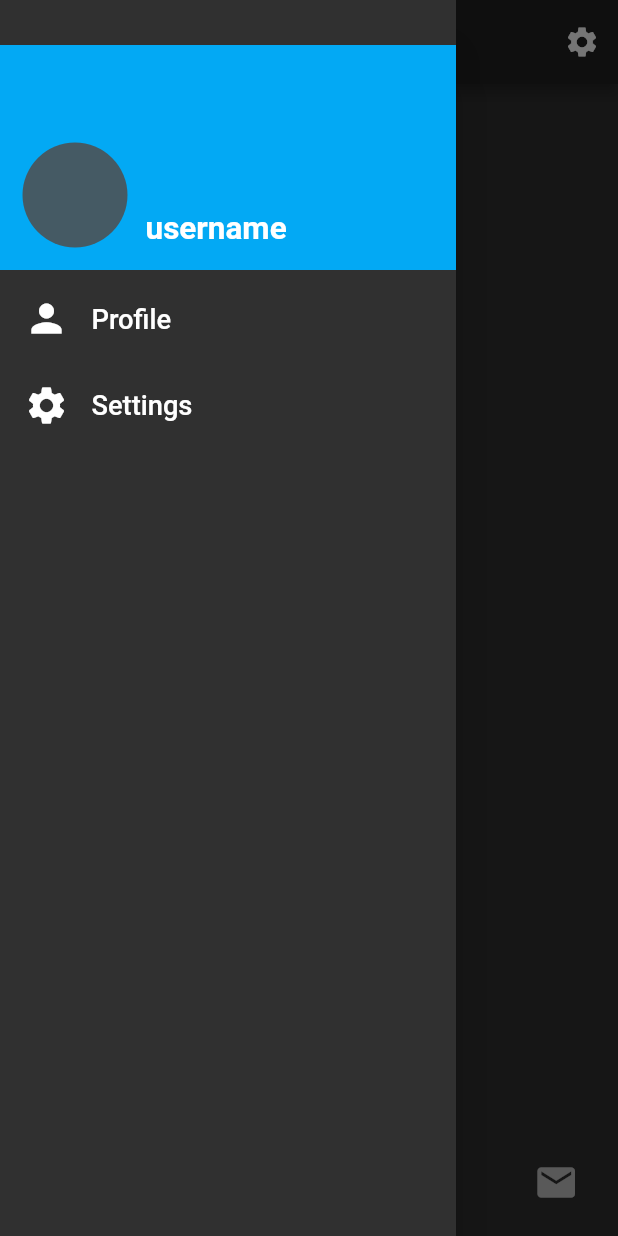
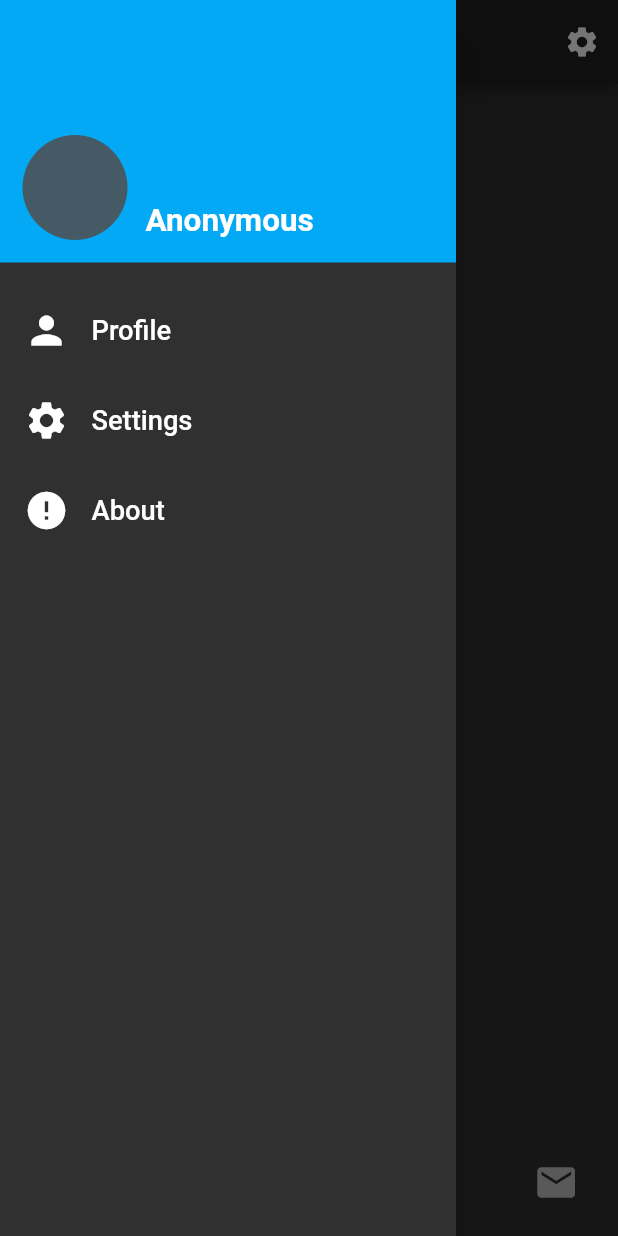
Before and after one commit to Sclatch/Pulsar-App, a Flutter app: the screen it shows after launch, with the side drawer open, on a phone screen of 412 x 824 dp. Run offline on Flutter 3.47's test engine with Material 2 defaults, Android fonts, the phone set to English and light mode, and no system bars; our stand-ins replace sqflite; accounts and stored records are empty.

Commit message:
Added Search, Add, and Notification pages

```diff
--- a/lib/main.dart
+++ b/lib/main.dart
@@ -1,12 +1,17 @@
 import 'package:flutter/material.dart';
 import 'package:provider/provider.dart';
 
-import 'package:Pulsar/model/userSettings.dart';
+import 'model/userSettings.dart';
 import 'model/userSettingsModel.dart';
 
 import 'views/updateSettings.dart';
 import 'views/main_feed.dart';
-import 'views/drawer_menu.dart';
+import 'views/search_view.dart';
+import 'views/send_pulse.dart';
+import 'views/notification_view.dart';
+
+import 'widgets/drawer_menu.dart';
+import 'widgets/bottomNavigation.dart';
 
 void main() {
   runApp(
@@ -30,6 +35,7 @@ class MyApp extends StatelessWidget {
         accentColor: Colors.lightBlue,
         toggleableActiveColor: Colors.lightBlue,
         splashColor: Colors.lightBlueAccent,
+        textSelectionHandleColor: Colors.lightBlue,
         visualDensity: VisualDensity.adaptivePlatformDensity,
       ),
       home: MainPage(title: 'Pulsar'),
@@ -58,6 +64,15 @@ class _MainPageState extends State<MainPage> {
 
   @override
   Widget build(BuildContext context) {
+
+    List<Widget> options = <Widget>[
+      MainFeedWidget(),
+      SearchView(),
+      SendPulse(),
+      NotificationPage(),
+      MainFeedWidget()
+    ];
+
     return Scaffold(
       appBar: AppBar(
         title: Center(
@@ -75,48 +90,12 @@ class _MainPageState extends State<MainPage> {
         ],
       ),
       drawer: drawerMenu(),
-      body: MainFeedWidget(),
+      body: options[_selectedIndex],
       bottomNavigationBar: BottomNavigationBar(
         showSelectedLabels: false,
         showUnselectedLabels: false,
         type: BottomNavigationBarType.fixed,
-        items: const <BottomNavigationBarItem>[
-          BottomNavigationBarItem(
-            icon: Icon(
-              Icons.home,
-              size: 30
-            ),
-            title: Text("Dashboard")
-          ),
-          BottomNavigationBarItem(
-            icon: Icon(
-              Icons.search,
-              size: 30
-            ),
-            title: Text("Search Keyword")
-          ),
-          BottomNavigationBarItem(
-            icon: Icon(
-              Icons.add_circle_outline,
-              size: 40
-            ),
-            title: Text("Send a Pulse")
-          ),
-          BottomNavigationBarItem(
-            icon: Icon(
-              Icons.notifications,
-              size: 30
-            ),
-            title: Text("Notifications")
-          ),
-          BottomNavigationBarItem(
-            icon: Icon(
-              Icons.mail,
-              size: 30
-            ),
-            title: Text("Direct Messages")
-          ),
-        ],
+        items: bottomNavigation(),
         currentIndex: _selectedIndex,
         selectedItemColor: Colors.lightBlue,
         onTap: (int index) {
--- a/lib/views/main_feed.dart
+++ b/lib/views/main_feed.dart
@@ -34,14 +34,15 @@ class _MainFeedWidgetState extends State<MainFeedWidget> {
               itemCount: userSettings.length,
               itemBuilder: (BuildContext context, int index) {
                 return ListTile(
-                  //tileColor: Colors.white,
                   title: Text('${userSettings[index].fontSize}'),
                   subtitle: Text('${userSettings[index].showImages}'),
                 );
               },
             );
           } else {
-            return Text("Plz Wait");
+            return Center(
+              child: CircularProgressIndicator(),
+            );
           }
         });
   }
--- /dev/null
+++ b/lib/widgets/bottomNavigation.dart
@@ -0,0 +1,41 @@
+import 'package:flutter/material.dart';
+
+List<BottomNavigationBarItem> bottomNavigation() {
+  return const <BottomNavigationBarItem>[
+          BottomNavigationBarItem(
+            icon: Icon(
+              Icons.home,
+              size: 30
+            ),
+            title: Text("Dashboard")
+          ),
+          BottomNavigationBarItem(
+            icon: Icon(
+              Icons.search,
+              size: 30
+            ),
+            title: Text("Search Keyword")
+          ),
+          BottomNavigationBarItem(
+            icon: Icon(
+              Icons.add_circle_outline,
+              size: 40
+            ),
+            title: Text("Send a Pulse")
+          ),
+          BottomNavigationBarItem(
+            icon: Icon(
+              Icons.notifications,
+              size: 30
+            ),
+            title: Text("Notifications")
+          ),
+          BottomNavigationBarItem(
+            icon: Icon(
+              Icons.mail,
+              size: 30
+            ),
+            title: Text("Direct Messages")
+          ),
+        ];
+}
--- a/lib/views/drawer_menu.dart
+++ b/lib/widgets/drawer_menu.dart
@@ -4,14 +4,14 @@ import '../main.dart';
 Widget drawerMenu() {
   return Drawer(
     child: Container(
-      padding: const EdgeInsets.only(top: 30),
       child: Column(
         mainAxisAlignment: MainAxisAlignment.start,
         crossAxisAlignment: CrossAxisAlignment.center,
         children: <Widget>[
+          //HEADER DRAWER. USER PROFILE
           Container(
             padding: EdgeInsets.only(left: 15, bottom: 15),
-            height: 150,
+            height: 175,
             width: 500,
             color: Colors.lightBlue,
             child: Row(
@@ -24,18 +24,20 @@ Widget drawerMenu() {
                 ),
                 SizedBox(width: 12),
                 Text(
-                  "username",
+                  "Anonymous",
                   textScaleFactor: 1.5,
                   style: TextStyle(fontWeight: FontWeight.bold),
                 )
               ]
             ),
           ),
+          SizedBox(height: 15),
+          //PROFILE BUTTON
           FlatButton(
             splashColor: Colors.lightBlue,
             onPressed: () {print("POP TO PROFILE");},
             child: Container(
-              height: 65,
+              height: 60,
               child: Row(
                 children: <Widget>[
                   Icon(
@@ -51,11 +53,12 @@ Widget drawerMenu() {
               )
             ),
           ),
+          //SETTINGS BUTTON
           FlatButton(
             splashColor: Colors.lightBlue,
             onPressed: () {print("POP TO MENU");},
             child: Container(
-              height: 50,
+              height: 60,
               child: Row(
                 children: <Widget>[
                   Icon(
@@ -71,6 +74,27 @@ Widget drawerMenu() {
               )
             ),
           ),
+          //ABOUT BUTTON
+          FlatButton(
+            splashColor: Colors.lightBlue,
+            onPressed: () {print("POP TO ABOUT");},
+            child: Container(
+              height: 60,
+              child: Row(
+                children: <Widget>[
+                  Icon(
+                    Icons.error,
+                    size: 30.0
+                  ),
+                  SizedBox(width: 15.0),
+                  Text(
+                    "About",
+                    textScaleFactor: 1.30,
+                  )
+                ]
+              )
+            ),
+          ),
         ],
       )
     )
```
Also changed, not shown: lib/views/notification_view.dart (added, +52 -0 lines), lib/views/search_view.dart (added, +41 -0 lines), lib/views/send_pulse.dart (added, +51 -0 lines).
